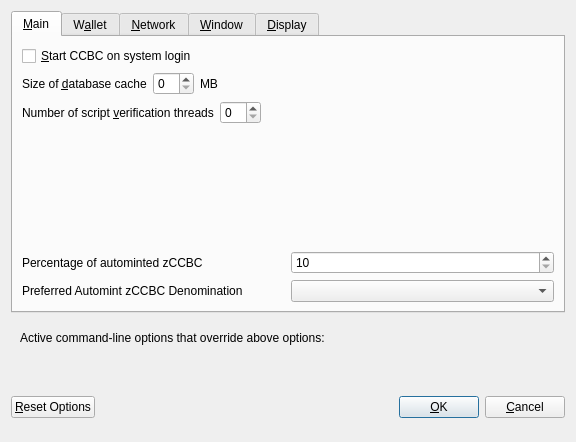
Above: src/qt/forms/optionsdialog.ui from poseidondev/posq before the change. Below: the same form after it.
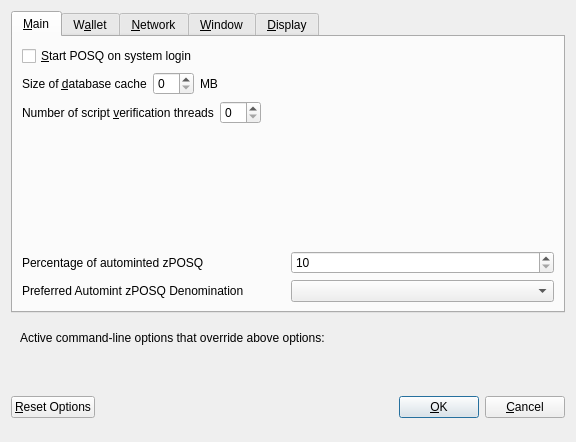
That is the form after the change. Custom widgets are drawn as their Qt base class.

```diff
--- a/src/qt/forms/optionsdialog.ui
+++ b/src/qt/forms/optionsdialog.ui
@@ -33,7 +33,7 @@
           <string>Automatically start CCBC after logging in to the system.</string>
          </property>
          <property name="text">
-          <string>&amp;Start CCBC on system login</string>
+          <string>&amp;Start POSQ on system login</string>
          </property>
         </widget>
        </item>
@@ -138,7 +138,7 @@
             <string>Percentage of incoming CCBC which get automatically converted to zCCBC via Zerocoin Protocol (min: 10%)</string>
            </property>
            <property name="text">
-            <string>Percentage of autominted zCCBC</string>
+            <string>Percentage of autominted zPOSQ</string>
            </property>
           </widget>
          </item>
@@ -171,7 +171,7 @@
             <string>Wait with automatic conversion to Zerocoin until enough CCBC for this denomination is available</string>
            </property>
            <property name="text">
-            <string>Preferred Automint zCCBC Denomination</string>
+            <string>Preferred Automint zPOSQ Denomination</string>
            </property>
           </widget>
          </item>
```
Left out of the diff: 14 changed lines with no effect on the pictures.
